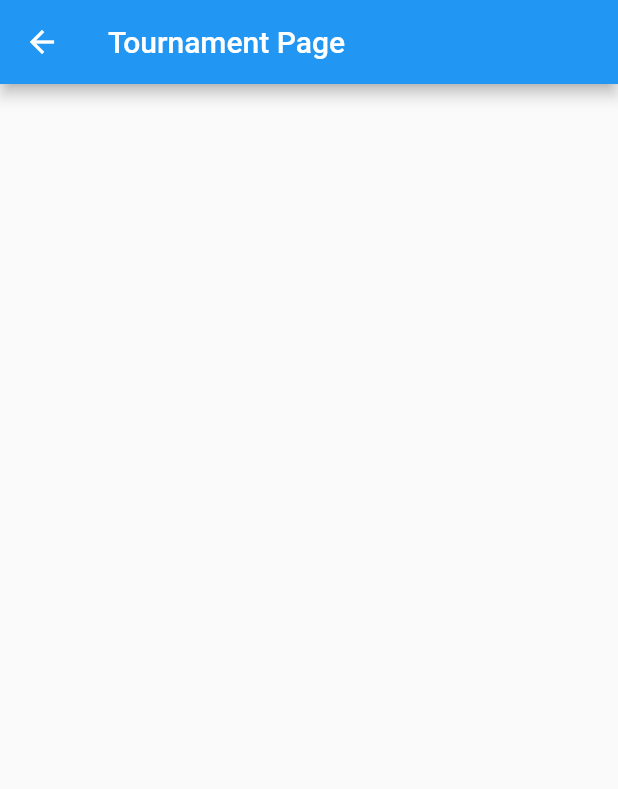
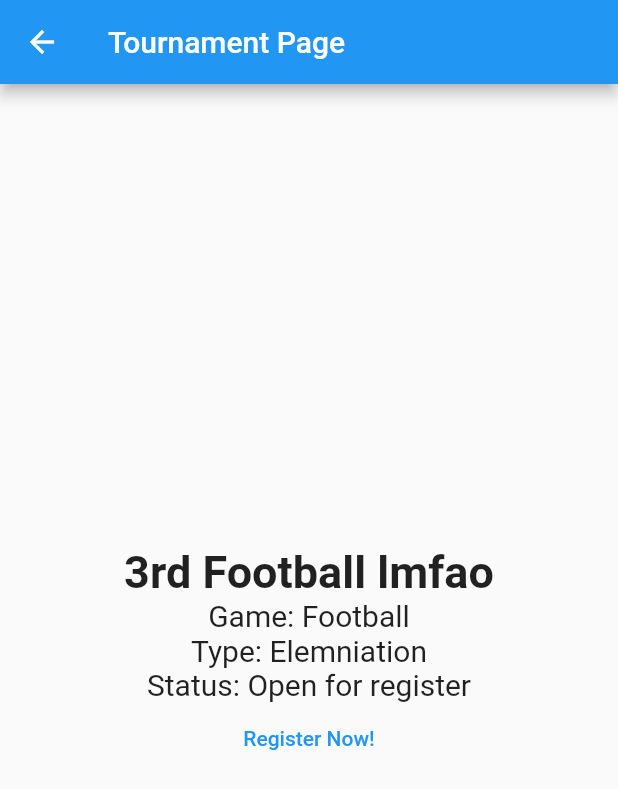
Before and after one commit to Ahmed1Bukha/swe206-tournament-maker, a Flutter app: the screen it shows after launch, after a tap on "Authinticate", after a tap on "3rd Football lmfao", on a phone screen of 412 x 824 dp. Shown: the top 789 px of the screen. Run offline on Flutter 3.47's test engine with Material 2 defaults, Android fonts, the phone set to English and light mode, and no system bars.

Commit message:
done with studen page

```diff
--- a/frontEnd/swe206/lib/UI_componenets/tournament_card.dart
+++ b/frontEnd/swe206/lib/UI_componenets/tournament_card.dart
@@ -15,7 +15,10 @@ class TournamentWidget extends StatelessWidget {
   Widget build(BuildContext context) {
     return GestureDetector(
       onTap: () {
-        Navigator.pushNamed(context, TournamentPage.id);
+        Navigator.push(
+          context,
+          MaterialPageRoute(builder: (context) => TournamentPage(this)),
+        );
       },
       child: Padding(
         padding: const EdgeInsets.all(8.0),
--- a/frontEnd/swe206/lib/authintication/auth.dart
+++ b/frontEnd/swe206/lib/authintication/auth.dart
@@ -1,11 +1,14 @@
 import 'package:flutter/material.dart';
 import 'package:flutter/src/widgets/framework.dart';
 import 'package:flutter/src/widgets/placeholder.dart';
+import 'package:swe206/classes/tournamentsManager.dart';
 import 'package:swe206/home_student/home_page_student.dart';
 import 'package:swe206/home_student/main_page_student.dart';
 
+import '../UI_componenets/tournament_card.dart';
+
 class AuthPage extends StatefulWidget {
-  const AuthPage({super.key});
+  AuthPage({super.key});
   static String id = "AuthPage";
 
   @override
@@ -50,7 +53,6 @@ class _AuthPageState extends State<AuthPage> {
             Center(
                 child: TextButton(
                     onPressed: () {
-                      debugPrint("Student id is: " + _studentId);
                       Navigator.pushReplacementNamed(
                           context, MainPageStudent.id);
                     },
--- /dev/null
+++ b/frontEnd/swe206/lib/classes/tournamentsManager.dart
@@ -0,0 +1,26 @@
+import 'package:flutter/material.dart';
+
+import '../UI_componenets/tournament_card.dart';
+
+class TournamentsManager {
+  TournamentsManager(this.tournamentsList);
+  List<TournamentWidget> tournamentsList = [];
+
+  List<TournamentWidget> getTournaments() => tournamentsList;
+
+  searchResult(String inputSearch) {
+    List<TournamentWidget> results = [];
+    for (TournamentWidget name in tournamentsList) {
+      if (name.title.toLowerCase().contains(inputSearch.toLowerCase())) {
+        results.add(name);
+      }
+    }
+    print(results);
+    if (results.isEmpty) {
+      return [Text("No search found :(")];
+    } else if (inputSearch == "") {
+      return [];
+    }
+    return results;
+  }
+}
--- a/frontEnd/swe206/lib/home_student/home_page_student.dart
+++ b/frontEnd/swe206/lib/home_student/home_page_student.dart
@@ -1,10 +1,11 @@
 import 'package:flutter/material.dart';
 import 'package:swe206/UI_componenets/tournament_card.dart';
+import 'package:swe206/classes/tournamentsManager.dart';
 
 class HomePageStudent extends StatefulWidget {
-  const HomePageStudent({super.key});
+  const HomePageStudent(this.tournamentsManager, {super.key});
   static String id = "HomePageStudent";
-
+  final TournamentsManager tournamentsManager;
   @override
   State<HomePageStudent> createState() => _HomePageStudentState();
 }
@@ -13,62 +14,6 @@ class _HomePageStudentState extends State<HomePageStudent> {
   int _selectedIndex = 0;
   @override
   Widget build(BuildContext context) {
-    List<TournamentWidget> myTournaments() => const [
-          TournamentWidget(
-            "3rd Football lmfao",
-            "Football",
-            "Elemniation",
-            "Open for register",
-          ),
-          TournamentWidget(
-            "Gold gg",
-            "Football",
-            "Robin table",
-            "On going",
-          ),
-          TournamentWidget(
-            "3rd Football lmfao",
-            "Football",
-            "Elemniation",
-            "Open for register",
-          ),
-          TournamentWidget(
-            "3rd Football lmfao",
-            "Football",
-            "Elemniation",
-            "Open for register",
-          ),
-          TournamentWidget(
-            "Gold gg",
-            "Football",
-            "Robin table",
-            "On going",
-          ),
-          TournamentWidget(
-            "3rd Football lmfao",
-            "Football",
-            "Elemniation",
-            "Open for register",
-          ),
-          TournamentWidget(
-            "3rd Football lmfao",
-            "Football",
-            "Elemniation",
-            "Open for register",
-          ),
-          TournamentWidget(
-            "Gold gg",
-            "Football",
-            "Robin table",
-            "On going",
-          ),
-          TournamentWidget(
-            "3rd Football lmfao",
-            "Football",
-            "Elemniation",
-            "Open for register",
-          )
-        ];
     return Scaffold(
       appBar: AppBar(title: const Text("Student Home Page")),
       body: Padding(
@@ -82,7 +27,7 @@ class _HomePageStudentState extends State<HomePageStudent> {
                 "Current Tournaments: ",
                 style: TextStyle(fontSize: 20),
               ),
-              ...myTournaments(),
+              ...widget.tournamentsManager.getTournaments(),
             ],
           ),
         ),
--- a/frontEnd/swe206/lib/home_student/main_page_student.dart
+++ b/frontEnd/swe206/lib/home_student/main_page_student.dart
@@ -1,26 +1,26 @@
 import 'package:flutter/material.dart';
-import 'package:flutter/src/widgets/framework.dart';
-import 'package:flutter/src/widgets/placeholder.dart';
 import 'package:swe206/authintication/auth.dart';
+import 'package:swe206/classes/tournamentsManager.dart';
 import 'package:swe206/home_student/home_page_student.dart';
 import 'package:swe206/home_student/search_page_student.dart';
 
 class MainPageStudent extends StatefulWidget {
-  MainPageStudent({super.key});
+  MainPageStudent(this.tournamentsManager, {super.key});
   static String id = "MainPageStudent";
+  TournamentsManager tournamentsManager;
   @override
   State<MainPageStudent> createState() => _MainPageStudentState();
   int _selectedIndex = 0;
 }
 
 class _MainPageStudentState extends State<MainPageStudent> {
-  static const List<Widget> _widgetOptions = <Widget>[
-    HomePageStudent(),
-    SearchPageStudent(),
-    Text("LogOut")
-  ];
   @override
   Widget build(BuildContext context) {
+    final List<Widget> _widgetOptions = <Widget>[
+      HomePageStudent(widget.tournamentsManager),
+      SearchPageStudent(widget.tournamentsManager),
+      const Text("LogOut")
+    ];
     return Scaffold(
       bottomNavigationBar: BottomNavigationBar(
         currentIndex: widget._selectedIndex,
--- a/frontEnd/swe206/lib/home_student/tournament_page.dart
+++ b/frontEnd/swe206/lib/home_student/tournament_page.dart
@@ -1,22 +1,68 @@
 import 'package:flutter/material.dart';
-import 'package:flutter/src/widgets/framework.dart';
-import 'package:flutter/src/widgets/placeholder.dart';
+import 'package:swe206/UI_componenets/tournament_card.dart';
 
 class TournamentPage extends StatefulWidget {
-  const TournamentPage({super.key});
+  const TournamentPage(this.tournamentWidget, {super.key});
   static String id = "TournamentPage";
+  final TournamentWidget tournamentWidget;
 
   @override
   State<TournamentPage> createState() => _TournamentPageState();
 }
 
 class _TournamentPageState extends State<TournamentPage> {
+  bool isOpen = true;
+  @override
+  void initState() {
+    isOpen =
+        widget.tournamentWidget.status == "Open for register" ? true : false;
+
+    super.initState();
+  }
+
   @override
   Widget build(BuildContext context) {
     return Scaffold(
       appBar: AppBar(
         title: const Text("Tournament Page"),
       ),
+      body: SafeArea(
+          child: Column(
+        mainAxisAlignment: MainAxisAlignment.center,
+        crossAxisAlignment: CrossAxisAlignment.center,
+        children: [
+          Center(
+            child: Text(
+              widget.tournamentWidget.title,
+              style: const TextStyle(
+                fontSize: 30,
+                fontWeight: FontWeight.bold,
+              ),
+            ),
+          ),
+          Text(
+            "Game: ${widget.tournamentWidget.game}",
+            style: const TextStyle(fontSize: 20),
+          ),
+          Text(
+            "Type: ${widget.tournamentWidget.type}",
+            style: const TextStyle(fontSize: 20),
+          ),
+          Text(
+            "Status: ${widget.tournamentWidget.status}",
+            style: const TextStyle(fontSize: 20),
+          ),
+          Visibility(
+            visible: isOpen,
+            child: TextButton(
+              onPressed: () {
+                Navigator.pop(context);
+              },
+              child: Text("Register Now!"),
+            ),
+          )
+        ],
+      )),
     );
   }
 }
--- a/frontEnd/swe206/lib/main.dart
+++ b/frontEnd/swe206/lib/main.dart
@@ -1,10 +1,13 @@
 import 'package:flutter/material.dart';
 import 'package:swe206/authintication/auth.dart';
+import 'package:swe206/classes/tournamentsManager.dart';
 import 'package:swe206/home_admin/home_page_admin.dart';
 import 'package:swe206/home_student/home_page_student.dart';
 import 'package:swe206/home_student/main_page_student.dart';
 import 'package:swe206/home_student/search_page_student.dart';
 import 'package:swe206/home_student/tournament_page.dart';
+
+import 'UI_componenets/tournament_card.dart';
 
 void main() {
   runApp(const MyApp());
@@ -13,20 +16,76 @@ void main() {
 class MyApp extends StatelessWidget {
   const MyApp({super.key});
 
-  // This widget is the root of your application.
   @override
   Widget build(BuildContext context) {
+    List<TournamentWidget> myTournaments = const [
+      TournamentWidget(
+        "3rd Football lmfao",
+        "Football",
+        "Elemniation",
+        "Open for register",
+      ),
+      TournamentWidget(
+        "Gold gg",
+        "Football",
+        "Robin table",
+        "On going",
+      ),
+      TournamentWidget(
+        "3rd Football lmfao",
+        "Football",
+        "Elemniation",
+        "Open for register",
+      ),
+      TournamentWidget(
+        "3rd Football lmfao",
+        "Football",
+        "Elemniation",
+        "Open for register",
+      ),
+      TournamentWidget(
+        "Gold gg",
+        "Football",
+        "Robin table",
+        "On going",
+      ),
+      TournamentWidget(
+        "3rd Football lmfao",
+        "Football",
+        "Elemniation",
+        "Open for register",
+      ),
+      TournamentWidget(
+        "3rd Football lmfao",
+        "Football",
+        "Elemniation",
+        "Open for register",
+      ),
+      TournamentWidget(
+        "Gold gg",
+        "Football",
+        "Robin table",
+        "On going",
+      ),
+      TournamentWidget(
+        "3rd Football lmfao",
+        "Football",
+        "Elemniation",
+        "Open for register",
+      )
+    ];
+    TournamentsManager tournamentsManager = TournamentsManager(myTournaments);
     return MaterialApp(
       title: 'homeManager',
       theme: ThemeData(),
       initialRoute: AuthPage.id,
       routes: {
-        AuthPage.id: (context) => const AuthPage(),
-        MainPageStudent.id: (context) => MainPageStudent(),
+        AuthPage.id: (context) => AuthPage(),
+        MainPageStudent.id: (context) => MainPageStudent(tournamentsManager),
         HomePageAdmin.id: (context) => const HomePageAdmin(),
-        HomePageStudent.id: (context) => const HomePageStudent(),
-        SearchPageStudent.id: (context) => const SearchPageStudent(),
-        TournamentPage.id: (context) => const TournamentPage()
+        HomePageStudent.id: (context) => HomePageStudent(tournamentsManager),
+        SearchPageStudent.id: (context) =>
+            SearchPageStudent(tournamentsManager),
       },
     );
   }
```
Also changed, not shown: frontEnd/swe206/lib/home_student/search_page_student.dart (+21 -3 lines).
